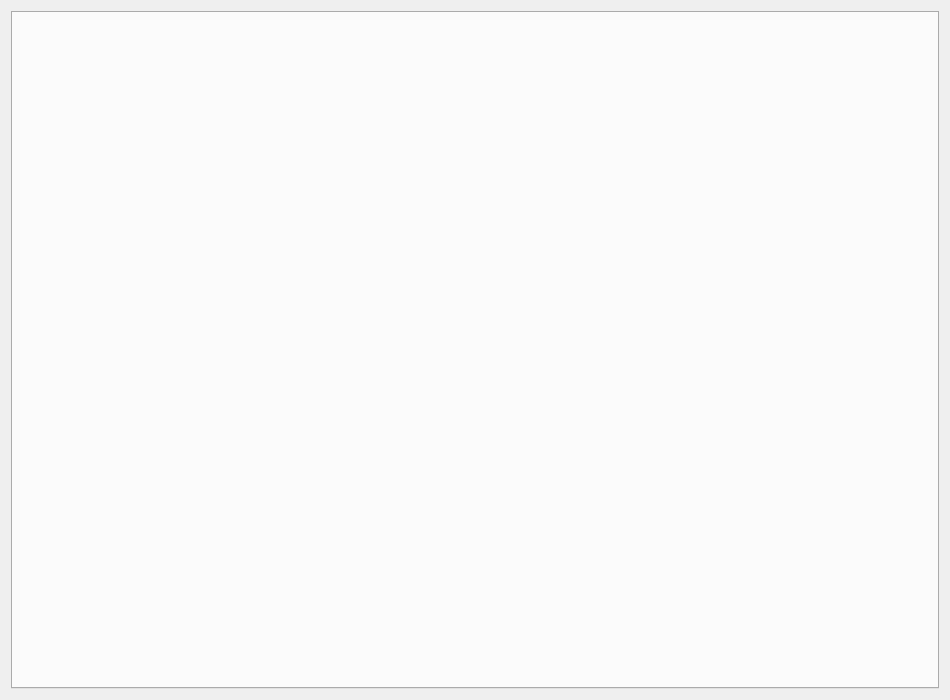
Above: src/ckb/mainwindow.ui from ckb-next/ckb-next before the change. Below: the same form after it.
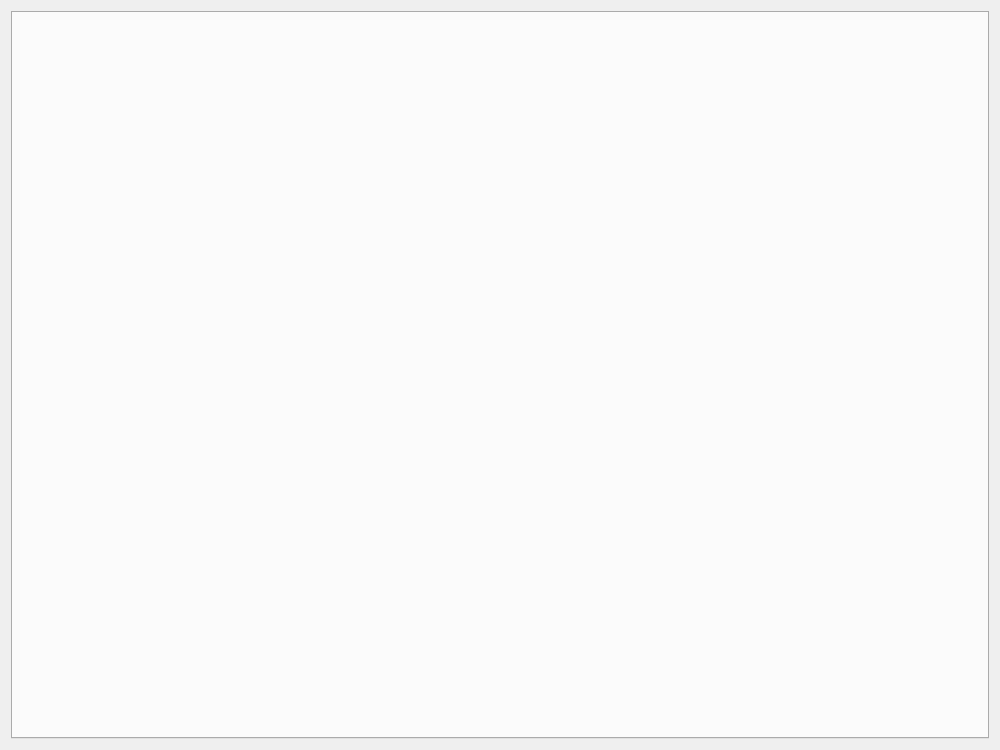
That is the form after the change. Icons and pictures are not drawn.

What changed in the file:
```diff
--- a/src/ckb/mainwindow.ui
+++ b/src/ckb/mainwindow.ui
@@ -6,14 +6,14 @@
    <rect>
     <x>0</x>
     <y>0</y>
-    <width>950</width>
-    <height>700</height>
+    <width>1000</width>
+    <height>750</height>
    </rect>
   </property>
   <property name="minimumSize">
    <size>
-    <width>950</width>
-    <height>700</height>
+    <width>1000</width>
+    <height>750</height>
    </size>
   </property>
   <property name="windowTitle">
```
